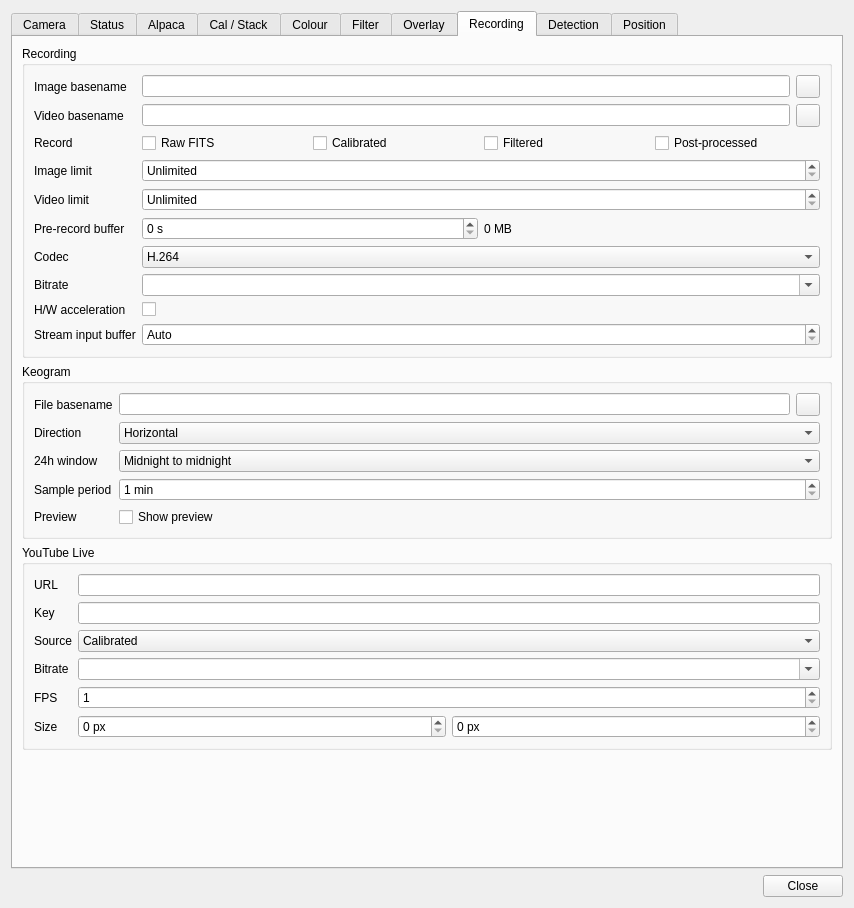
Above: plugins/feature/camera/camerasettingsdialog.ui from srcejon/sdrangel before the change. Below: the same form after it.
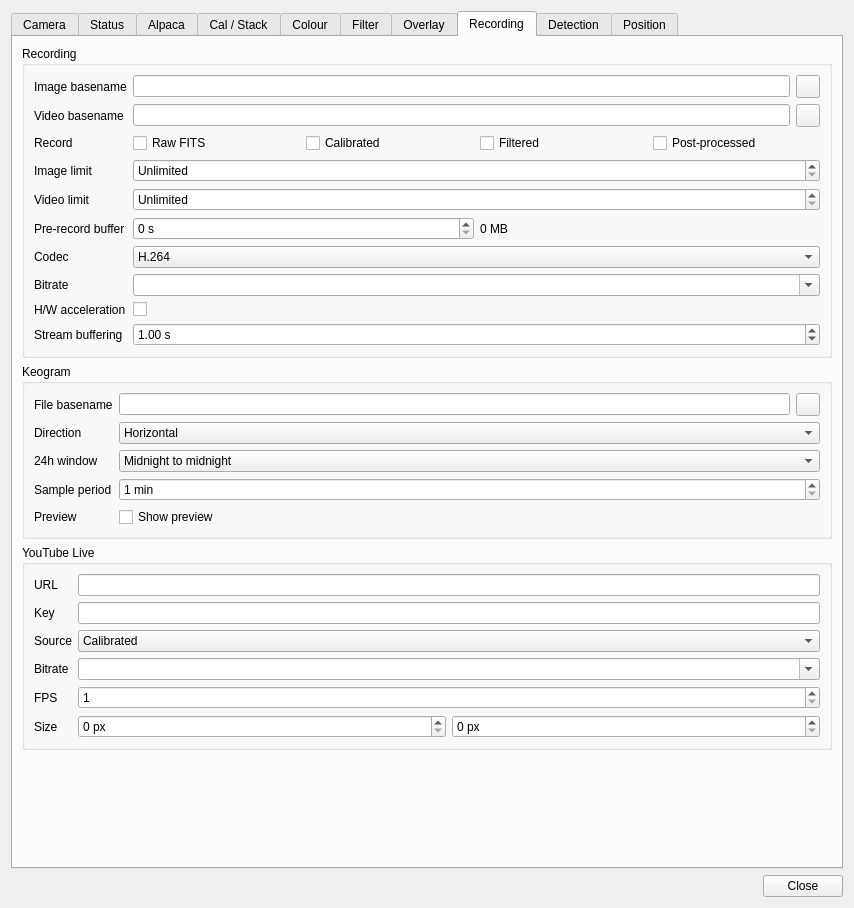
That is the form after the change. The open tabs and pages were chosen to show the change. Icons and pictures are not drawn. Custom widgets are drawn as their Qt base class.

Commit message: Fix stream decode threading and buffering setting

```diff
--- a/plugins/feature/camera/camerasettingsdialog.ui
+++ b/plugins/feature/camera/camerasettingsdialog.ui
@@ -4096,32 +4096,29 @@
           <item row="9" column="0">
            <widget class="QLabel" name="streamInputBufferSizeLabel">
             <property name="text">
-             <string>Stream input buffer</string>
+             <string>Stream buffering</string>
             </property>
            </widget>
           </item>
           <item row="9" column="1">
-           <widget class="QSpinBox" name="streamInputBufferSizeSpin">
+           <widget class="QDoubleSpinBox" name="streamBufferingSecondsSpin">
             <property name="toolTip">
-             <string>Optional FFmpeg input/protocol buffer size for stream: sources; Auto uses FFmpeg defaults</string>
-            </property>
-            <property name="specialValueText">
-             <string>Auto</string>
+             <string>Decoded media buffering for stream: sources before playback starts or resumes after a stall</string>
             </property>
             <property name="suffix">
-             <string> KiB</string>
+             <string> s</string>
             </property>
             <property name="minimum">
-             <number>0</number>
+             <double>0.100000000000000</double>
             </property>
             <property name="maximum">
-             <number>65536</number>
+             <double>30.000000000000000</double>
             </property>
             <property name="singleStep">
              <number>256</number>
             </property>
             <property name="value">
-             <number>0</number>
+             <double>1.000000000000000</double>
             </property>
            </widget>
           </item>
```
Left out of the diff: 4 changed lines with no effect on the pictures. The commit also changes 10 other files.
